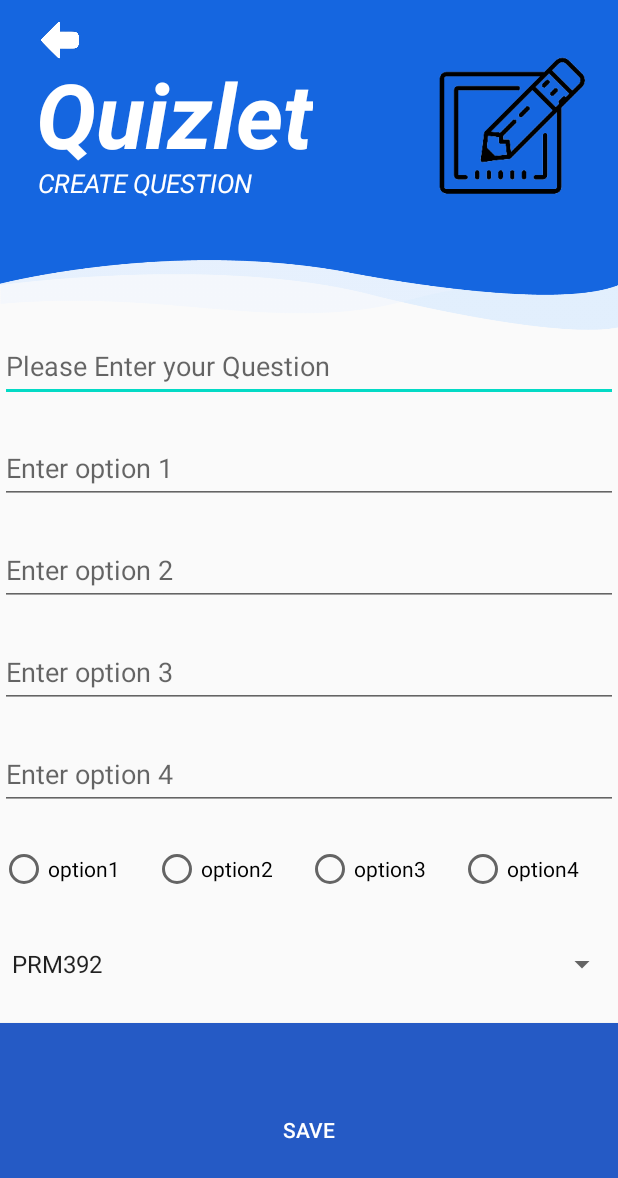
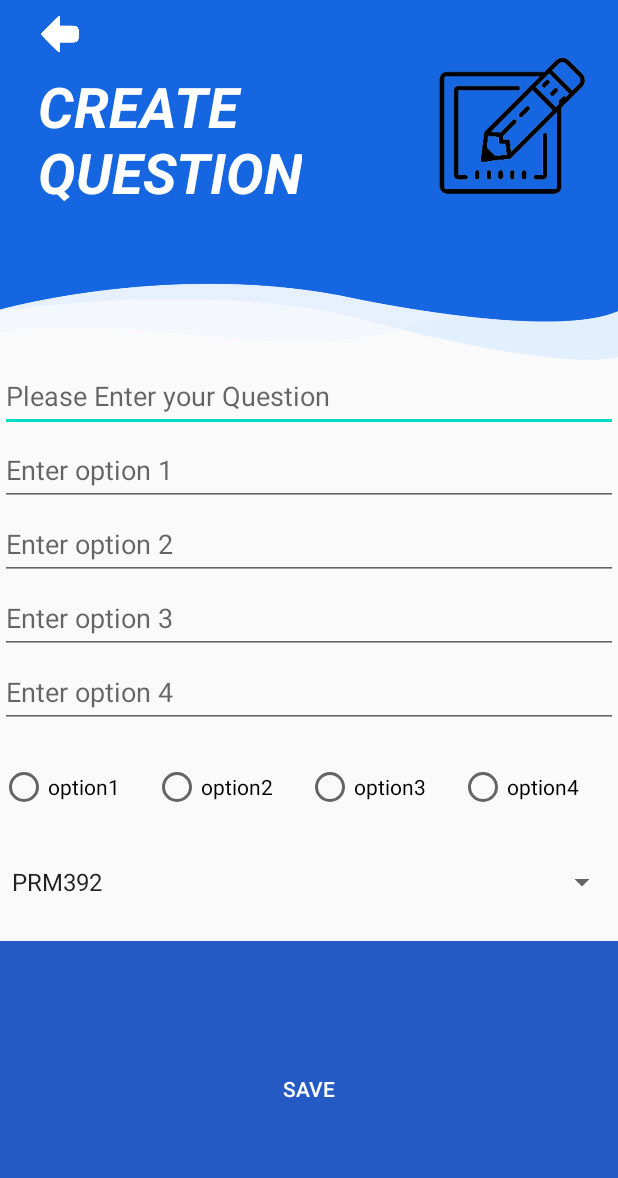
Before and after one commit to DaoDucHieu1712/Quiz_app, an Android app: the screen it shows after launch (CreateQuestionActivity), on a phone screen of 412 x 824 dp. Shown: the top 1178 px of the screen. Run offline under Robolectric (Android 15) with nearby library versions, the phone set to English and light mode, and no system bars; our stand-ins replace Firebase (no records; nobody signed in at launch, a user with empty details on screens opened directly).

Commit message:
hoangtc_12032023_1
create Question

```diff
--- a/app/src/main/java/com/example/myapplication/CreateQuestionActivity.java
+++ b/app/src/main/java/com/example/myapplication/CreateQuestionActivity.java
@@ -1,13 +1,136 @@
 package com.example.myapplication;
 
+import androidx.annotation.NonNull;
 import androidx.appcompat.app.AppCompatActivity;
 import android.os.Bundle;
+import android.view.View;
+import android.widget.ArrayAdapter;
+import android.widget.Button;
+import android.widget.EditText;
+import android.widget.ImageView;
+import android.widget.RadioButton;
+import android.widget.Spinner;
+import android.widget.Toast;
+
+import com.example.myapplication.model.CourseModel;
+import com.example.myapplication.model.QuestionModel;
+import com.google.android.gms.tasks.OnFailureListener;
+import com.google.android.gms.tasks.OnSuccessListener;
+import com.google.firebase.database.DatabaseReference;
+import com.google.firebase.database.FirebaseDatabase;
 
 public class CreateQuestionActivity extends AppCompatActivity {
+
+    private EditText mTitleEditText;
+    private EditText mOption1EditText;
+    private EditText mOption2EditText;
+    private EditText mOption3EditText;
+    private EditText mOption4EditText;
+    private RadioButton mSolution1RadioButton;
+    private RadioButton mSolution2RadioButton;
+    private RadioButton mSolution3RadioButton;
+    private RadioButton mSolution4RadioButton;
+    private Spinner mCourseSpinner;
+    private Button mSaveButton;
+
+    private DatabaseReference mDatabase;
 
     @Override
     protected void onCreate(Bundle savedInstanceState) {
         super.onCreate(savedInstanceState);
         setContentView(R.layout.activity_create_question);
+        // Khởi tạo database reference
+        mDatabase = FirebaseDatabase.getInstance().getReference();
+
+        ImageView img_back = findViewById(R.id.img_back);
+
+        mTitleEditText = findViewById(R.id.edt_titlequiz);
+        mOption1EditText = findViewById(R.id.op1);
+        mOption2EditText = findViewById(R.id.op2);
+        mOption3EditText = findViewById(R.id.op3);
+        mOption4EditText = findViewById(R.id.op4);
+
+        mSolution1RadioButton = findViewById(R.id.solution1);
+        mSolution2RadioButton = findViewById(R.id.solution2);
+        mSolution3RadioButton = findViewById(R.id.solution3);
+        mSolution4RadioButton = findViewById(R.id.solution4);
+        mCourseSpinner = findViewById(R.id.course_spinner);
+        mSaveButton = findViewById(R.id.btn_save);
+
+        // Đặt adapter cho Spinner
+        ArrayAdapter<CharSequence> adapter = ArrayAdapter.createFromResource(
+                this,
+                R.array.course,
+                android.R.layout.simple_spinner_item);
+        adapter.setDropDownViewResource(android.R.layout.simple_spinner_dropdown_item);
+        mCourseSpinner.setAdapter(adapter);
+
+        mSaveButton.setOnClickListener(new View.OnClickListener() {
+            @Override
+            public void onClick(View v) {
+                createQuestion();
+            }
+        });
+
+        img_back.setOnClickListener(new View.OnClickListener() {
+            @Override
+            public void onClick(View v) {
+                // Trở về màn hình trước đó
+                finish();
+            }
+        });
     }
+
+    private void createQuestion() {
+        String title = mTitleEditText.getText().toString();
+        String option1 = mOption1EditText.getText().toString();
+        String option2 = mOption2EditText.getText().toString();
+        String option3 = mOption3EditText.getText().toString();
+        String option4 = mOption4EditText.getText().toString();
+//        String solution = "";
+//        if (mSolution1RadioButton.isChecked()) {
+//            solution = option1;
+//        } else if (mSolution2RadioButton.isChecked()) {
+//            solution = option2;
+//        } else if (mSolution3RadioButton.isChecked()) {
+//            solution = option3;
+//        } else if (mSolution4RadioButton.isChecked()) {
+//            solution = option4;
+//        }
+        int solution = -1;
+        if (mSolution1RadioButton.isChecked()) {
+            solution = 1;
+        } else if (mSolution2RadioButton.isChecked()) {
+            solution = 2;
+        } else if (mSolution3RadioButton.isChecked()) {
+            solution = 3;
+        } else if (mSolution4RadioButton.isChecked()) {
+            solution = 4;
+        }
+        String course = mCourseSpinner.getSelectedItem().toString();
+        QuestionModel question = new QuestionModel(title, option1, option2, option3, option4, solution, course);
+        mDatabase.child("questions").push().setValue(question).addOnSuccessListener(new OnSuccessListener<Void>() {
+            @Override
+            public void onSuccess(Void aVoid) {
+                Toast.makeText(CreateQuestionActivity.this, "Question created successfully", Toast.LENGTH_SHORT).show();
+                clearForm();
+            }
+        }).addOnFailureListener(new OnFailureListener() {
+            @Override
+            public void onFailure(@NonNull Exception e) {
+                Toast.makeText(CreateQuestionActivity.this, "Error creating question", Toast.LENGTH_SHORT).show();
+            }
+        });
+    }
+
+    private void clearForm() {
+        mTitleEditText.setText("");
+        mOption1EditText.setText("");
+        mOption2EditText.setText("");
+        mOption3EditText.setText("");
+        mOption4EditText.setText("");
+        mSolution1RadioButton.setChecked(true);
+        mCourseSpinner.setSelection(0);
+    }
+
 }
--- a/app/src/main/res/layout/activity_create_question.xml
+++ b/app/src/main/res/layout/activity_create_question.xml
@@ -9,27 +9,16 @@
 
     <FrameLayout
         android:layout_width="match_parent"
-        android:layout_height="220dp"
+        android:layout_height="240dp"
         android:background="@drawable/blue_bg">
 
         <ImageView
             android:id="@+id/img_back"
             android:layout_width="40dp"
             android:layout_height="25dp"
-            android:layout_marginTop="14dp"
+            android:layout_marginTop="10dp"
             android:layout_marginStart="20dp"
             android:src="@drawable/ic_back"/>
-
-        <TextView
-            android:id="@+id/tv_logo"
-            android:layout_width="wrap_content"
-            android:layout_height="wrap_content"
-            android:layout_marginStart="24dp"
-            android:layout_marginTop="35dp"
-            android:text="Quizlet"
-            android:textColor="@color/white"
-            android:textSize="60sp"
-            android:textStyle="bold|italic"/>
 
         <ImageView
             android:id="@+id/img_createQues"
@@ -44,11 +33,11 @@
             android:layout_width="wrap_content"
             android:layout_height="wrap_content"
             android:layout_marginStart="25dp"
-            android:layout_marginTop="110dp"
-            android:text="CREATE QUESTION"
+            android:layout_marginTop="45dp"
+            android:text="CREATE \nQUESTION"
             android:textColor="@color/white"
-            android:textSize="17dp"
-            android:textStyle="italic"/>
+            android:textSize="37dp"
+            android:textStyle="italic|bold"/>
     </FrameLayout>
 
     <EditText
@@ -67,7 +56,7 @@
             android:id="@+id/op1"
             android:layout_width="match_parent"
             android:layout_height="wrap_content"
-            android:layout_marginTop="20dp"
+            android:layout_marginTop="1dp"
             android:hint="Enter option 1"
             android:minHeight="48dp" />
 
@@ -75,7 +64,7 @@
             android:id="@+id/op2"
             android:layout_width="match_parent"
             android:layout_height="wrap_content"
-            android:layout_marginTop="20dp"
+            android:layout_marginTop="1dp"
             android:hint="Enter option 2"
             android:minHeight="48dp" />
 
@@ -83,7 +72,7 @@
             android:id="@+id/op3"
             android:layout_width="match_parent"
             android:layout_height="wrap_content"
-            android:layout_marginTop="20dp"
+            android:layout_marginTop="1dp"
             android:hint="Enter option 3"
             android:minHeight="48dp" />
 
@@ -91,7 +80,7 @@
             android:id="@+id/op4"
             android:layout_width="match_parent"
             android:layout_height="wrap_content"
-            android:layout_marginTop="20dp"
+            android:layout_marginTop="1dp"
             android:hint="Enter option 4"
             android:minHeight="48dp" />
 
@@ -132,12 +121,14 @@
         </RadioGroup>
 
         <Spinner
+            android:id="@+id/course_spinner"
             android:layout_width="match_parent"
             android:layout_height="48dp"
             android:layout_marginBottom="15dp"
             android:entries="@array/course" />
 
         <Button
+            android:id="@+id/btn_save"
             android:layout_width="match_parent"
             android:layout_height="match_parent"
             android:background="#255AC5"
```
Also changed, not shown: app/src/main/java/com/example/myapplication/model/CourseModel.java (+12 -0 lines), app/src/main/java/com/example/myapplication/model/QuestionModel.java (added, +80 -0 lines).
